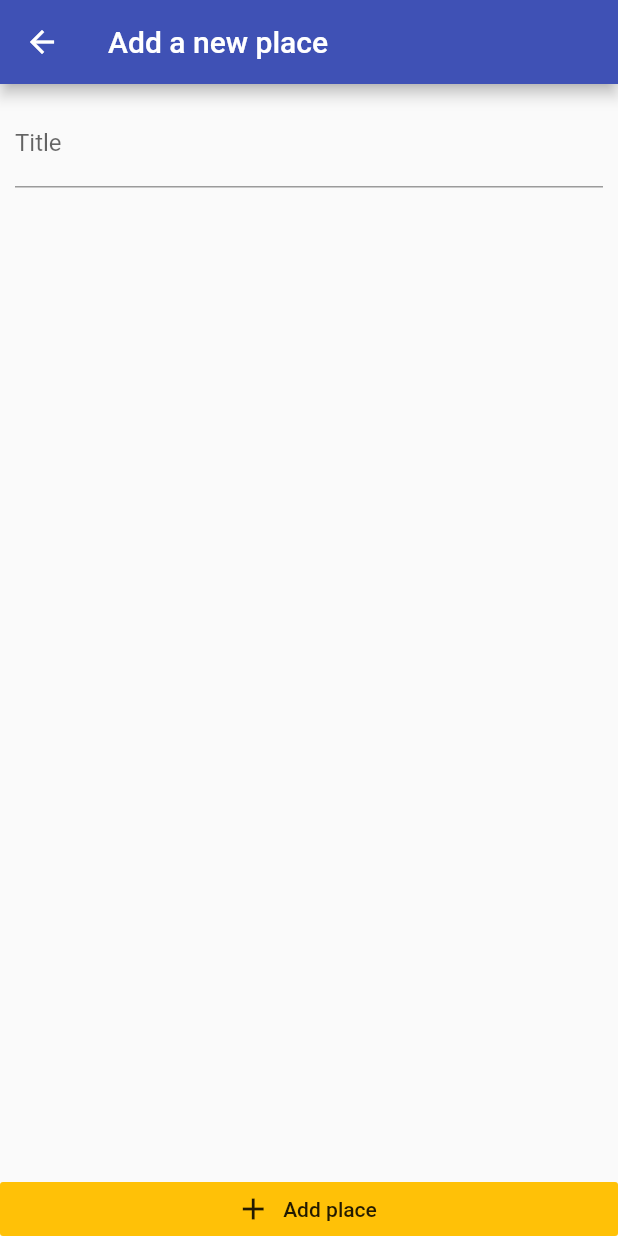
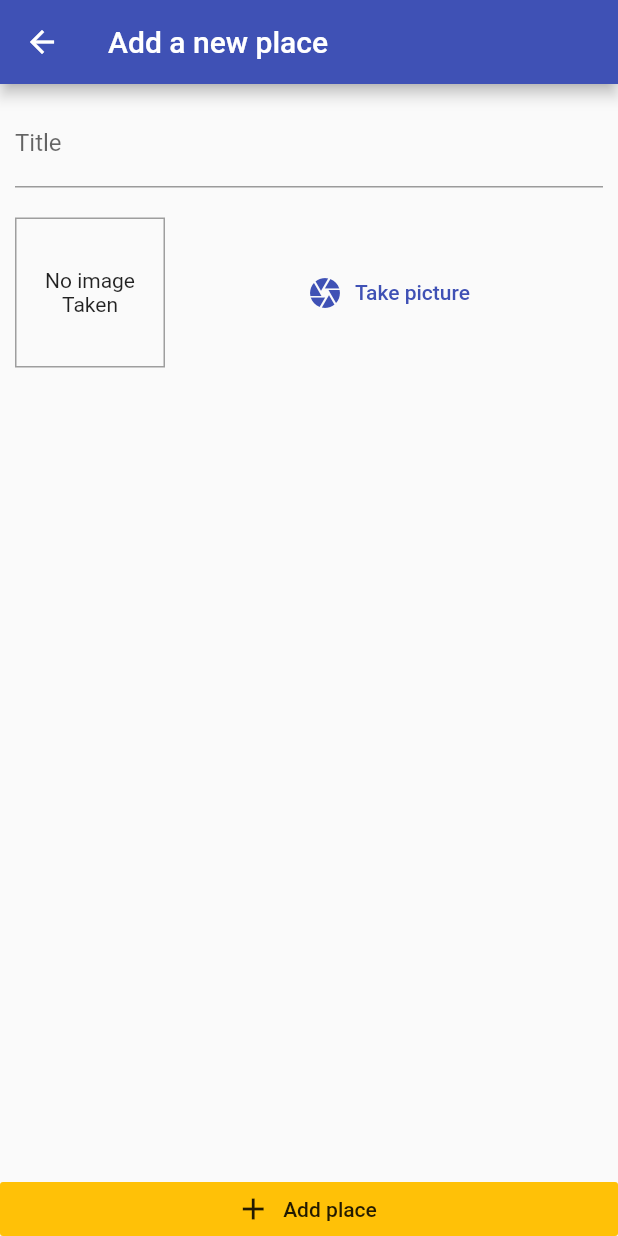
Before and after one commit to RubeshChandar/Great_places, a Flutter app: the AddPlaceScreen screen opened by its route, on a phone screen of 412 x 824 dp. Run offline on Flutter 3.47's test engine with Material 2 defaults, Android fonts, the phone set to English and light mode, and no system bars.

Commit message:
Added the image loader page and some basice designs. Not the actual logic

```diff
--- a/lib/screens/add_place_screen.dart
+++ b/lib/screens/add_place_screen.dart
@@ -1,4 +1,5 @@
 import 'package:flutter/material.dart';
+import '../widgets/image_input.dart';
 
 class AddPlaceScreen extends StatefulWidget {
   const AddPlaceScreen({Key key}) : super(key: key);
@@ -33,9 +34,9 @@ class _AddPlaceScreenState extends State<AddPlaceScreen> {
                       controller: _titleController,
                     ),
                     SizedBox(
-                      height: 10,
+                      height: 20,
                     ),
-                    Container(),
+                    ImageInput(),
                   ],
                 ),
               ),
--- a/lib/widgets/image_input.dart
+++ b/lib/widgets/image_input.dart
@@ -30,10 +30,20 @@ class _ImageInputState extends State<ImageInput> {
                   fit: BoxFit.cover,
                   width: double.infinity,
                 )
-              : Text("No image Taken"),
+              : Text("No image Taken",textAlign: TextAlign.center,),
           alignment: Alignment.center,
         ),
-        FlatButton(onPressed: null, child: null),
+        SizedBox(
+          width: 10,
+        ),
+        Expanded(
+          child: FlatButton.icon(
+            icon: Icon(Icons.camera),
+            label: Text("Take picture"),
+            textColor: Theme.of(context).primaryColor,
+            onPressed: (){},
+          ),
+        ),
       ],
     );
   }
```
